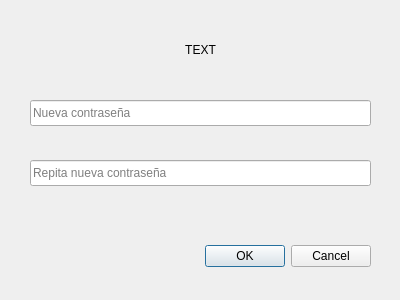
Old version of the form ClientApp/changepassdialog.ui in the repository jpvindas11/LosM-sFritos_Arduinos.
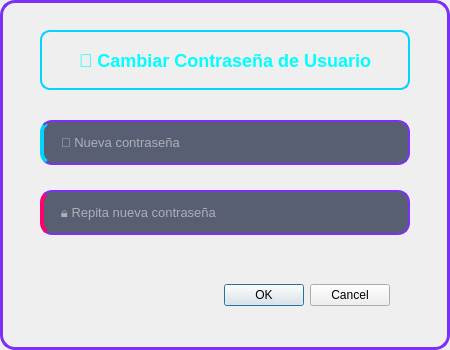
New version of the form.

Patch:
```diff
--- a/ClientApp/changepassdialog.ui
+++ b/ClientApp/changepassdialog.ui
@@ -6,20 +6,164 @@
    <rect>
     <x>0</x>
     <y>0</y>
-    <width>400</width>
-    <height>300</height>
+    <width>450</width>
+    <height>350</height>
    </rect>
   </property>
   <property name="windowTitle">
-   <string>Dialog</string>
+   <string>🔐 Cambiar Contraseña</string>
+  </property>
+  <property name="styleSheet">
+   <string notr="true">/* ============================================
+   DIÁLOGO - TEMA NEÓN CYBERPUNK
+   ============================================ */
+
+QDialog {
+    background: qlineargradient(x1:0, y1:0, x2:1, y2:1,
+                                stop:0 #0a0e27, stop:0.5 #16213e, stop:1 #0a0e27);
+    border: 3px solid #7b2ff7;
+    border-radius: 15px;
+}
+
+/* ============================================
+   LABEL TÍTULO
+   ============================================ */
+
+QLabel#label_userchangepass {
+    color: #00ffff;
+    font-size: 18px;
+    font-weight: bold;
+    font-family: 'Segoe UI', Arial, sans-serif;
+    background: qlineargradient(x1:0, y1:0, x2:1, y2:0,
+                                stop:0 rgba(123, 47, 247, 150),
+                                stop:0.5 rgba(0, 212, 255, 150),
+                                stop:1 rgba(255, 0, 110, 150));
+    border: 2px solid #00d4ff;
+    border-radius: 10px;
+    padding: 10px;
+}
+
+/* ============================================
+   LINE EDITS (CAMPOS DE TEXTO)
+   ============================================ */
+
+QLineEdit {
+    background: rgba(26, 35, 62, 180);
+    border: 2px solid #7b2ff7;
+    border-radius: 12px;
+    padding: 10px 15px;
+    color: #ffffff;
+    font-size: 13px;
+    font-family: 'Segoe UI', Arial, sans-serif;
+    selection-background-color: #00d4ff;
+    selection-color: #000000;
+}
+
+QLineEdit:focus {
+    border: 2px solid #00d4ff;
+    background: rgba(26, 35, 62, 220);
+    box-shadow: 0 0 20px rgba(0, 212, 255, 0.6);
+}
+
+QLineEdit:hover {
+    border: 2px solid #9351ff;
+    background: rgba(26, 35, 62, 200);
+}
+
+QLineEdit::placeholder {
+    color: rgba(255, 255, 255, 100);
+    font-style: italic;
+}
+
+/* ============================================
+   DIALOG BUTTON BOX
+   ============================================ */
+
+QDialogButtonBox {
+    background: transparent;
+}
+
+/* Botón OK/Aceptar */
+QDialogButtonBox QPushButton[text="OK"],
+QDialogButtonBox QPushButton[text="Aceptar"] {
+    background: qlineargradient(x1:0, y1:0, x2:1, y2:0,
+                                stop:0 #00d4ff, stop:1 #7b2ff7);
+    border: 2px solid #00d4ff;
+    border-radius: 12px;
+    padding: 10px 25px;
+    color: white;
+    font-size: 13px;
+    font-weight: bold;
+    font-family: 'Segoe UI', Arial, sans-serif;
+    min-width: 100px;
+    min-height: 35px;
+}
+
+QDialogButtonBox QPushButton[text="OK"]:hover,
+QDialogButtonBox QPushButton[text="Aceptar"]:hover {
+    background: qlineargradient(x1:0, y1:0, x2:1, y2:0,
+                                stop:0 #00e5ff, stop:1 #9351ff);
+    box-shadow: 0 0 25px rgba(0, 212, 255, 0.8);
+}
+
+QDialogButtonBox QPushButton[text="OK"]:pressed,
+QDialogButtonBox QPushButton[text="Aceptar"]:pressed {
+    background: qlineargradient(x1:0, y1:0, x2:1, y2:0,
+                                stop:0 #00a8cc, stop:1 #6020dd);
+    padding-top: 12px;
+    padding-bottom: 8px;
+}
+
+/* Botón Cancel/Cancelar */
+QDialogButtonBox QPushButton[text="Cancel"],
+QDialogButtonBox QPushButton[text="Cancelar"] {
+    background: qlineargradient(x1:0, y1:0, x2:1, y2:0,
+                                stop:0 #ff006e, stop:1 #ff4444);
+    border: 2px solid #ff006e;
+    border-radius: 12px;
+    padding: 10px 25px;
+    color: white;
+    font-size: 13px;
+    font-weight: bold;
+    font-family: 'Segoe UI', Arial, sans-serif;
+    min-width: 100px;
+    min-height: 35px;
+}
+
+QDialogButtonBox QPushButton[text="Cancel"]:hover,
+QDialogButtonBox QPushButton[text="Cancelar"]:hover {
+    background: qlineargradient(x1:0, y1:0, x2:1, y2:0,
+                                stop:0 #ff1a7a, stop:1 #ff6666);
+    box-shadow: 0 0 25px rgba(255, 0, 110, 0.8);
+}
+
+QDialogButtonBox QPushButton[text="Cancel"]:pressed,
+QDialogButtonBox QPushButton[text="Cancelar"]:pressed {
+    background: qlineargradient(x1:0, y1:0, x2:1, y2:0,
+                                stop:0 #cc0058, stop:1 #cc3333);
+    padding-top: 12px;
+    padding-bottom: 8px;
+}
+
+/* ============================================
+   EFECTOS ADICIONALES
+   ============================================ */
+
+QLineEdit#lineEdit_username {
+    border-left: 4px solid #00d4ff;
+}
+
+QLineEdit#lineEdit_password {
+    border-left: 4px solid #ff006e;
+}</string>
   </property>
   <widget class="QDialogButtonBox" name="buttonBox">
    <property name="geometry">
     <rect>
-     <x>30</x>
-     <y>240</y>
-     <width>341</width>
-     <height>32</height>
+     <x>60</x>
+     <y>270</y>
+     <width>330</width>
+     <height>50</height>
     </rect>
    </property>
    <property name="orientation">
@@ -32,26 +176,26 @@
   <widget class="QLineEdit" name="lineEdit_password">
    <property name="geometry">
     <rect>
-     <x>30</x>
-     <y>160</y>
-     <width>341</width>
-     <height>26</height>
+     <x>40</x>
+     <y>190</y>
+     <width>370</width>
+     <height>45</height>
     </rect>
    </property>
    <property name="echoMode">
     <enum>QLineEdit::Password</enum>
    </property>
    <property name="placeholderText">
-    <string>Repita nueva contraseña</string>
+    <string>🔒 Repita nueva contraseña</string>
    </property>
   </widget>
   <widget class="QLineEdit" name="lineEdit_username">
    <property name="geometry">
     <rect>
-     <x>30</x>
-     <y>100</y>
-     <width>341</width>
-     <height>26</height>
+     <x>40</x>
+     <y>120</y>
+     <width>370</width>
+     <height>45</height>
     </rect>
    </property>
    <property name="inputMask">
@@ -64,20 +208,20 @@
     <enum>QLineEdit::Password</enum>
    </property>
    <property name="placeholderText">
-    <string>Nueva contraseña</string>
+    <string>🔑 Nueva contraseña</string>
    </property>
   </widget>
   <widget class="QLabel" name="label_userchangepass">
    <property name="geometry">
     <rect>
-     <x>35</x>
-     <y>40</y>
-     <width>331</width>
-     <height>20</height>
+     <x>40</x>
+     <y>30</y>
+     <width>370</width>
+     <height>60</height>
     </rect>
    </property>
    <property name="text">
-    <string>TEXT</string>
+    <string>🔐 Cambiar Contraseña de Usuario</string>
    </property>
    <property name="alignment">
     <set>Qt::AlignCenter</set>
```
Left out of the diff: 8 changed lines with no effect on the pictures.
